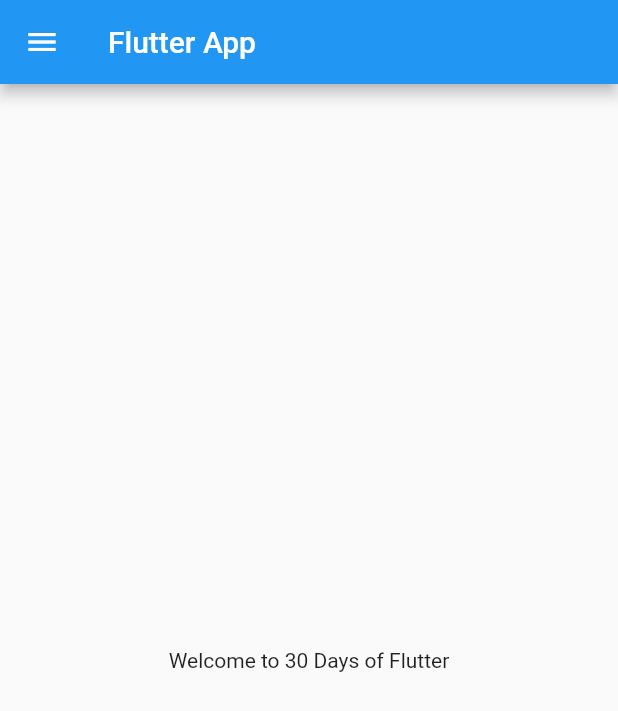
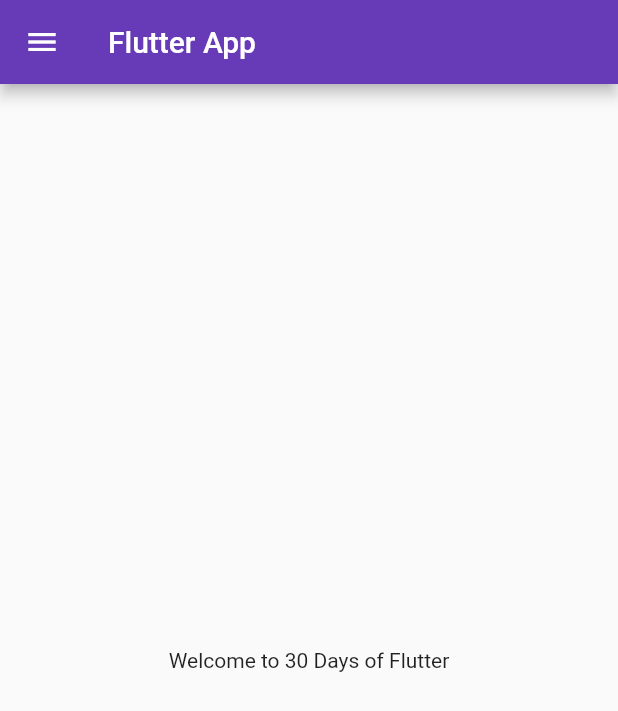
Before and after one commit to lordarcadius/TekStore, a Flutter app: the screen it shows after launch, on a phone screen of 412 x 824 dp. Shown: the top 711 px of the screen. Run offline on Flutter 3.47's test engine with Material 2 defaults, Android fonts, the phone set to English and light mode, and no system bars.

Commit message:
Day3 completed

```diff
--- a/lib/main.dart
+++ b/lib/main.dart
@@ -1,5 +1,6 @@
 import 'package:flutter/material.dart';
-import 'package:flutter_catalog/home_screen.dart';
+import 'package:flutter_catalog/pages/home_screen.dart';
+import 'package:flutter_catalog/pages/login_screen.dart';
 
 void main() {
   runApp(MyApp());
@@ -12,7 +13,18 @@
   Widget build(BuildContext context) {
     return Container(
       child: MaterialApp(
-        home: HomeScreen()
+        //home: HomeScreen(),
+        themeMode: ThemeMode.light,
+        theme: ThemeData(primarySwatch: Colors.deepPurple),
+        darkTheme: ThemeData(
+          brightness: Brightness.dark,
+        ),
+        initialRoute: "/home",
+        routes: {
+          "/": (context) => LoginScreen(),
+          "/home": (context) => HomeScreen(),
+          "/login": (context) => LoginScreen(),
+        },
       ),
     );
   }
```
Also changed, not shown: lib/pages/login_screen.dart (added, +19 -0 lines), lib/pages/home_screen.dart (renamed from lib/home_screen.dart).
